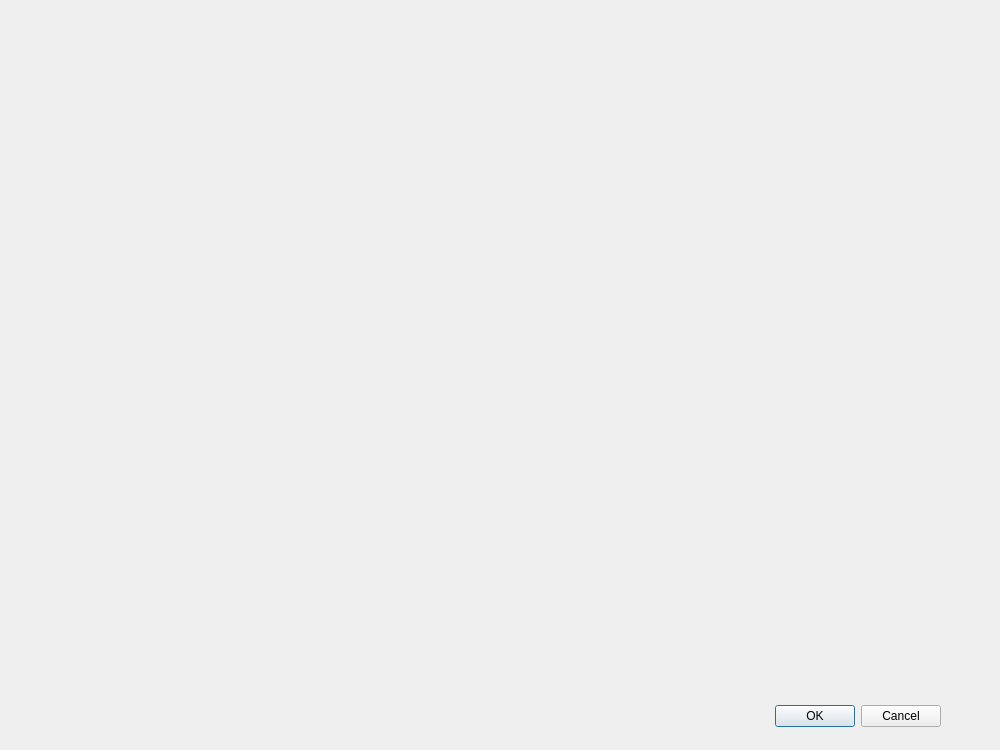
The window that TEW.ui (AaronGe88/TubeShapeExam) describes before a commit, drawn with Qt 5.
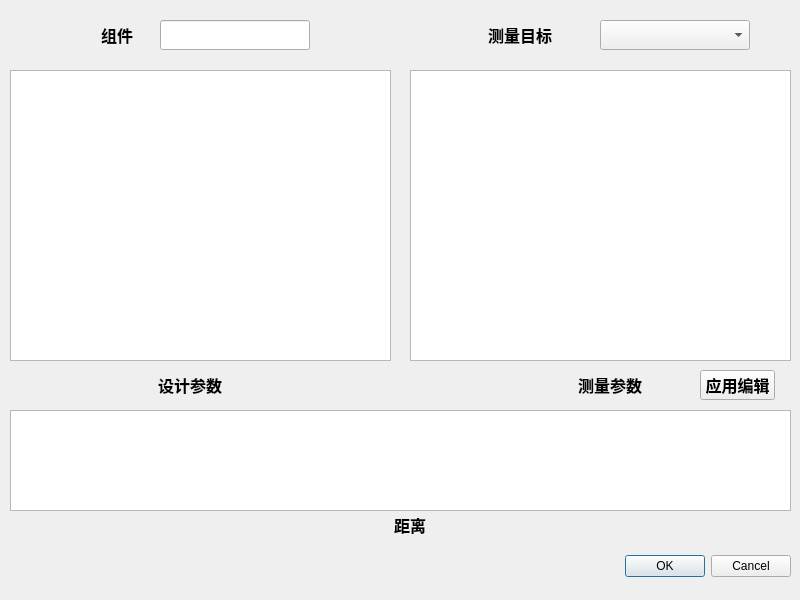
The same window after the commit. Icons and pictures are not drawn.

```diff
--- a/TEW.ui
+++ b/TEW.ui
@@ -6,8 +6,8 @@
    <rect>
     <x>0</x>
     <y>0</y>
-    <width>1000</width>
-    <height>750</height>
+    <width>800</width>
+    <height>600</height>
    </rect>
   </property>
   <property name="windowTitle">
@@ -16,8 +16,8 @@
   <widget class="QDialogButtonBox" name="buttonBox">
    <property name="geometry">
     <rect>
-     <x>600</x>
-     <y>700</y>
+     <x>450</x>
+     <y>550</y>
      <width>341</width>
      <height>32</height>
     </rect>
@@ -29,6 +29,211 @@
     <set>QDialogButtonBox::Cancel|QDialogButtonBox::Ok</set>
    </property>
   </widget>
+  <widget class="QTableView" name="tableView_design">
+   <property name="geometry">
+    <rect>
+     <x>10</x>
+     <y>70</y>
+     <width>381</width>
+     <height>291</height>
+    </rect>
+   </property>
+  </widget>
+  <widget class="QTableView" name="tableView_test">
+   <property name="geometry">
+    <rect>
+     <x>410</x>
+     <y>70</y>
+     <width>381</width>
+     <height>291</height>
+    </rect>
+   </property>
+  </widget>
+  <widget class="QLabel" name="label">
+   <property name="geometry">
+    <rect>
+     <x>140</x>
+     <y>370</y>
+     <width>100</width>
+     <height>30</height>
+    </rect>
+   </property>
+   <property name="font">
+    <font>
+     <family>Times New Roman</family>
+     <pointsize>12</pointsize>
+     <weight>75</weight>
+     <bold>true</bold>
+    </font>
+   </property>
+   <property name="text">
+    <string>设计参数</string>
+   </property>
+   <property name="alignment">
+    <set>Qt::AlignCenter</set>
+   </property>
+  </widget>
+  <widget class="QLabel" name="label_3">
+   <property name="geometry">
+    <rect>
+     <x>90</x>
+     <y>20</y>
+     <width>54</width>
+     <height>30</height>
+    </rect>
+   </property>
+   <property name="font">
+    <font>
+     <family>Times New Roman</family>
+     <pointsize>12</pointsize>
+     <weight>75</weight>
+     <bold>true</bold>
+    </font>
+   </property>
+   <property name="text">
+    <string>组件</string>
+   </property>
+   <property name="alignment">
+    <set>Qt::AlignCenter</set>
+   </property>
+  </widget>
+  <widget class="QLineEdit" name="lineEdit_ID">
+   <property name="geometry">
+    <rect>
+     <x>160</x>
+     <y>20</y>
+     <width>150</width>
+     <height>30</height>
+    </rect>
+   </property>
+   <property name="font">
+    <font>
+     <family>Times New Roman</family>
+     <pointsize>10</pointsize>
+    </font>
+   </property>
+  </widget>
+  <widget class="QComboBox" name="comboBox_model">
+   <property name="geometry">
+    <rect>
+     <x>600</x>
+     <y>20</y>
+     <width>150</width>
+     <height>30</height>
+    </rect>
+   </property>
+   <property name="font">
+    <font>
+     <family>Times New Roman</family>
+     <pointsize>12</pointsize>
+     <weight>75</weight>
+     <bold>true</bold>
+    </font>
+   </property>
+  </widget>
+  <widget class="QLabel" name="label_2">
+   <property name="geometry">
+    <rect>
+     <x>560</x>
+     <y>370</y>
+     <width>100</width>
+     <height>30</height>
+    </rect>
+   </property>
+   <property name="font">
+    <font>
+     <family>Times New Roman</family>
+     <pointsize>12</pointsize>
+     <weight>75</weight>
+     <bold>true</bold>
+    </font>
+   </property>
+   <property name="text">
+    <string>测量参数</string>
+   </property>
+   <property name="alignment">
+    <set>Qt::AlignCenter</set>
+   </property>
+  </widget>
+  <widget class="QLabel" name="label_4">
+   <property name="geometry">
+    <rect>
+     <x>470</x>
+     <y>20</y>
+     <width>100</width>
+     <height>30</height>
+    </rect>
+   </property>
+   <property name="font">
+    <font>
+     <family>Times New Roman</family>
+     <pointsize>12</pointsize>
+     <weight>75</weight>
+     <bold>true</bold>
+    </font>
+   </property>
+   <property name="text">
+    <string>测量目标</string>
+   </property>
+   <property name="alignment">
+    <set>Qt::AlignCenter</set>
+   </property>
+  </widget>
+  <widget class="QPushButton" name="pushButton_apply">
+   <property name="geometry">
+    <rect>
+     <x>700</x>
+     <y>370</y>
+     <width>75</width>
+     <height>30</height>
+    </rect>
+   </property>
+   <property name="font">
+    <font>
+     <family>Times New Roman</family>
+     <pointsize>12</pointsize>
+     <weight>75</weight>
+     <bold>true</bold>
+    </font>
+   </property>
+   <property name="text">
+    <string>应用编辑</string>
+   </property>
+  </widget>
+  <widget class="QLabel" name="label_5">
+   <property name="geometry">
+    <rect>
+     <x>360</x>
+     <y>510</y>
+     <width>100</width>
+     <height>30</height>
+    </rect>
+   </property>
+   <property name="font">
+    <font>
+     <family>Times New Roman</family>
+     <pointsize>12</pointsize>
+     <weight>75</weight>
+     <bold>true</bold>
+    </font>
+   </property>
+   <property name="text">
+    <string>距离</string>
+   </property>
+   <property name="alignment">
+    <set>Qt::AlignCenter</set>
+   </property>
+  </widget>
+  <widget class="QTableView" name="tableView_gap">
+   <property name="geometry">
+    <rect>
+     <x>10</x>
+     <y>410</y>
+     <width>781</width>
+     <height>101</height>
+    </rect>
+   </property>
+  </widget>
  </widget>
  <resources/>
  <connections>
```
Left out of the diff: 6 changed lines with no effect on the pictures.
